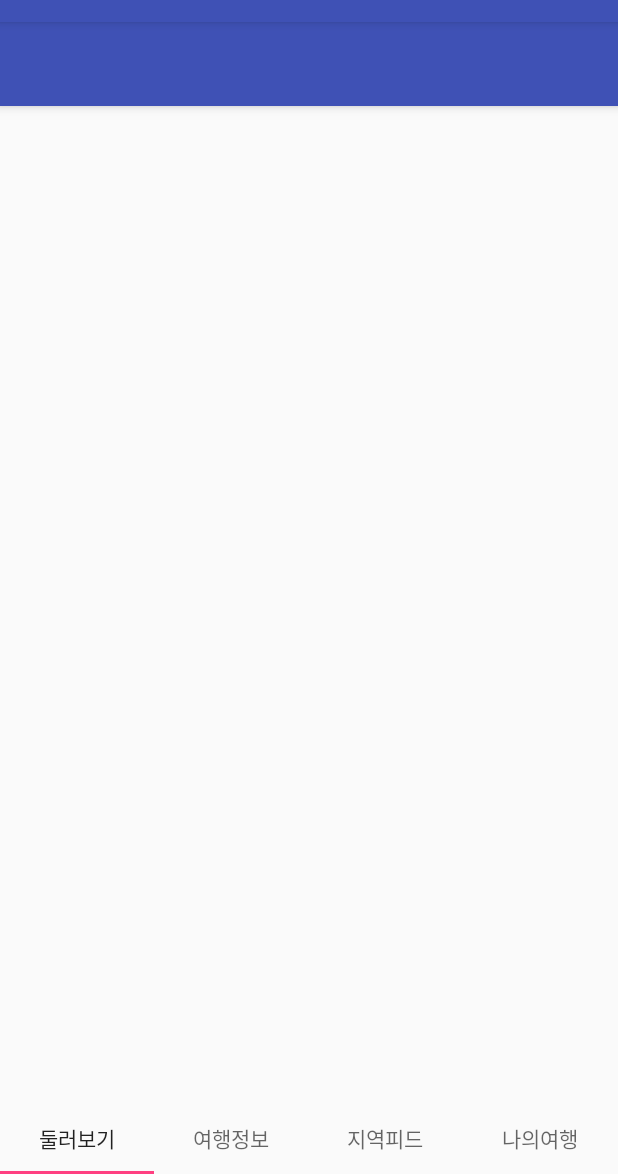
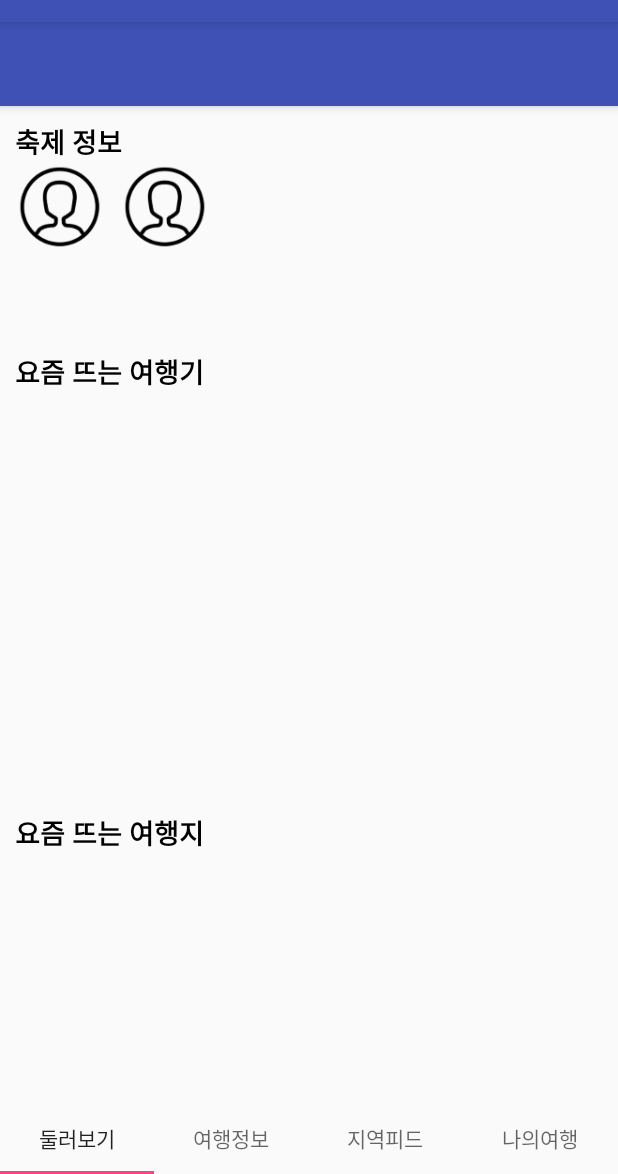
Before and after one commit to guidit/guidit-android, an Android app: the BrowseFragment screen opened directly, with no data from a screen before it, on a phone screen of 412 x 824 dp, the part 62-1236 px from its top. Run offline under Robolectric (Android 15) with nearby library versions, the light colour scheme and no system bars; our stand-ins replace ButterKnife.

Commit message:
둘러보기 프래그먼트 기본 틀 제작중

```diff
--- a/app/build.gradle
+++ b/app/build.gradle
@@ -2,7 +2,7 @@ apply plugin: 'com.android.application'
 
 android {
     compileSdkVersion 24
-    buildToolsVersion "24.0.2"
+    buildToolsVersion '25.0.0'
     defaultConfig {
         applicationId "com.cse421.guidit"
         minSdkVersion 16
@@ -36,7 +36,7 @@ dependencies {
     compile 'com.android.support:support-core-utils:24.2.1'
 
     //2. Connection
-    compile 'com.squareup.okhttp3:okhttp:3.4.1'
+    compile 'com.squareup.okhttp3:okhttp:3.7.0'
 
     //3. Utils
     //picasso: download images from url
--- a/app/src/main/res/layout/fragment_browse.xml
+++ b/app/src/main/res/layout/fragment_browse.xml
@@ -1,7 +1,85 @@
 <?xml version="1.0" encoding="utf-8"?>
-<LinearLayout xmlns:android="http://schemas.android.com/apk/res/android"
-              android:orientation="vertical"
-              android:layout_width="match_parent"
-              android:layout_height="match_parent">
+<ScrollView xmlns:android="http://schemas.android.com/apk/res/android"
+            android:layout_width="match_parent"
+            android:layout_height="match_parent"
+            android:fillViewport="true">
 
-</LinearLayout>
+    <LinearLayout
+                  android:orientation="vertical"
+                  android:layout_width="match_parent"
+                  android:layout_height="match_parent">
+
+        <LinearLayout
+            android:layout_width="match_parent"
+            android:layout_height="0dp"
+            android:layout_weight="0.2"
+            android:padding="10dp"
+            android:orientation="vertical">
+
+            <TextView
+                android:layout_width="wrap_content"
+                android:layout_height="wrap_content"
+                android:text="축제 정보"
+                android:textSize="18sp"
+                android:textStyle="bold"
+                android:textColor="@android:color/black"/>
+
+            <LinearLayout
+                android:layout_width="match_parent"
+                android:layout_height="wrap_content"
+                android:orientation="horizontal">
+
+                <ImageView
+                    android:id="@+id/festival_present"
+                    android:layout_width="60dp"
+                    android:layout_height="60dp"
+                    android:src="@drawable/profile"/>
+
+                <ImageView
+                    android:id="@+id/festival_future"
+                    android:layout_width="60dp"
+                    android:layout_height="60dp"
+                    android:src="@drawable/profile"
+                    android:layout_marginLeft="10dp"/>
+
+            </LinearLayout>
+
+        </LinearLayout>
+
+        <LinearLayout
+            android:layout_width="match_parent"
+            android:layout_height="0dp"
+            android:layout_weight="0.4"
+            android:padding="10dp"
+            android:orientation="vertical">
+
+            <TextView
+                android:layout_width="wrap_content"
+                android:layout_height="wrap_content"
+                android:text="요즘 뜨는 여행기"
+                android:textSize="18sp"
+                android:textStyle="bold"
+                android:textColor="@android:color/black"/>
+
+        </LinearLayout>
+
+        <LinearLayout
+            android:layout_width="match_parent"
+            android:layout_height="0dp"
+            android:layout_weight="0.4"
+            android:padding="10dp"
+            android:orientation="vertical">
+
+            <TextView
+                android:layout_width="wrap_content"
+                android:layout_height="wrap_content"
+                android:text="요즘 뜨는 여행지"
+                android:textSize="18sp"
+                android:textStyle="bold"
+                android:textColor="@android:color/black"/>
+
+        </LinearLayout>
+
+    </LinearLayout>
+
+</ScrollView>
--- a/build.gradle
+++ b/build.gradle
@@ -5,7 +5,7 @@ buildscript {
         jcenter()
     }
     dependencies {
-        classpath 'com.android.tools.build:gradle:2.2.3'
+        classpath 'com.android.tools.build:gradle:2.3.1'
 
         // NOTE: Do not place your application dependencies here; they belong
         // in the individual module build.gradle files
```
Also changed, not shown: gradle/wrapper/gradle-wrapper.properties.
